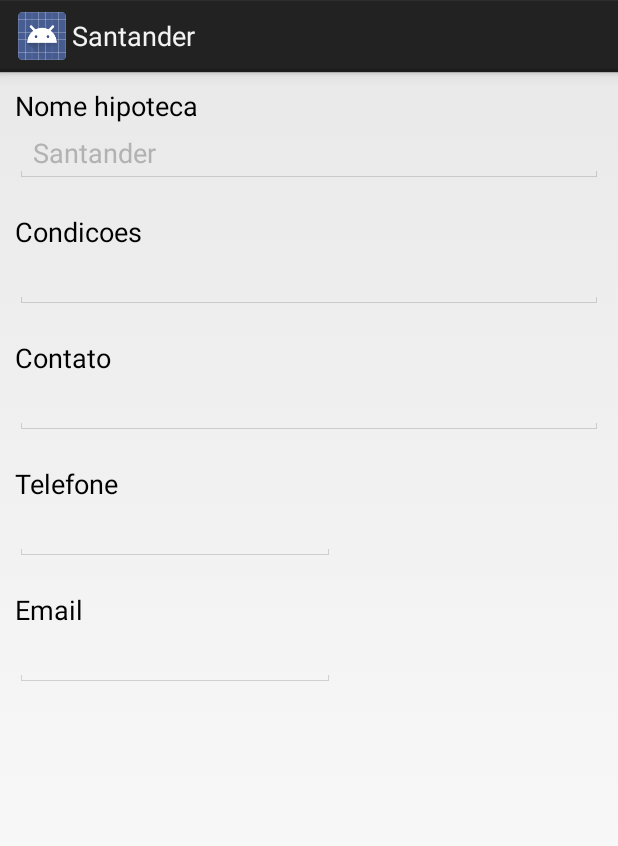
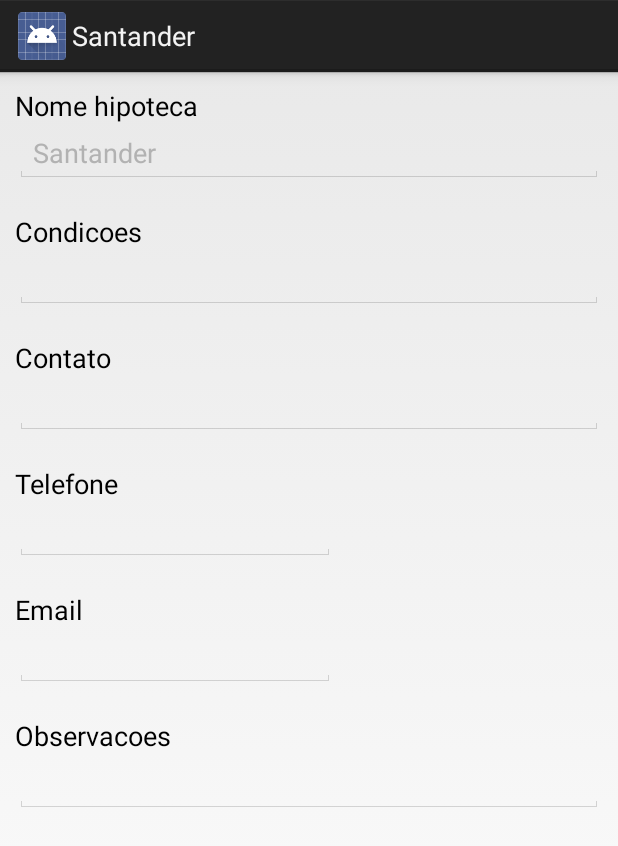
Before and after one commit to VitoorLoureiroo/myfirstMarcos, an Android app: the screen it shows after launch (HipotecaFormulario), after a tap on "Santander", on a phone screen of 412 x 824 dp. Shown: the top 846 px of the screen. Run offline under Robolectric (Android 15) with nearby library versions, the phone set to English and light mode, and no system bars.

Commit message:
Primeiro Commit 12:03

```diff
--- a/app/src/main/java/com/example/vitor/myfirstmarcos/DB/HipotecaDBAdapter.java
+++ b/app/src/main/java/com/example/vitor/myfirstmarcos/DB/HipotecaDBAdapter.java
@@ -20,6 +20,8 @@ public class HipotecaDBAdapter {
     public static final String C_COLUMNA_CONDICOES = "hip_condicoes";
     public static final String C_COLUMNA_CONTATO = "hip_contato";
     public static final String C_COLUMNA_EMAIL = "hip_email";
+    public static final String C_COLUMNA_OBSERVACOES = "hip_observacoes";
+    public static final String C_COLUMNA_TELEFONE = "hip_telefone";
 
     //ARRAY DE CAMPOS PARA AS CONSULTAS
     private String[] campos = new String[]{
@@ -27,7 +29,9 @@ public class HipotecaDBAdapter {
             C_COLUMNA_NOME,
             C_COLUMNA_CONDICOES,
             C_COLUMNA_CONTATO,
-            C_COLUMNA_EMAIL
+            C_COLUMNA_EMAIL,
+            C_COLUMNA_OBSERVACOES,
+            C_COLUMNA_TELEFONE
     };
 
     private Context context;
--- a/app/src/main/java/com/example/vitor/myfirstmarcos/DB/HipotecaDBHelper.java
+++ b/app/src/main/java/com/example/vitor/myfirstmarcos/DB/HipotecaDBHelper.java
@@ -12,7 +12,7 @@ import android.util.Log;
 
 public class HipotecaDBHelper extends SQLiteOpenHelper {
 
-    private static int version = 1;
+    private static int version = 2;
     private static String name = "HipotecaDb";
     private static CursorFactory factory = null;
 
@@ -29,7 +29,9 @@ public class HipotecaDBHelper extends SQLiteOpenHelper {
                 " hip_nome TEXT NOT NULL, " +
                 " hip_condicoes TEXT, " +
                 " hip_contato TEXT," +
-                " hip_email TEXT)");
+                " hip_email TEXT, " +
+                " hip_observacoes TEXT," +
+                " hip_telefone TEXT)" );
 
         db.execSQL("CREATE UNIQUE INDEX hip_nome ON HIPOTECA(hip_nome ASC)");
 
--- a/app/src/main/java/com/example/vitor/myfirstmarcos/DB/HipotecaFormulario.java
+++ b/app/src/main/java/com/example/vitor/myfirstmarcos/DB/HipotecaFormulario.java
@@ -26,6 +26,7 @@ public class HipotecaFormulario extends Activity {
     private EditText contato;
     private EditText telefone;
     private EditText email;
+    private EditText observacoes;
 
     @Override
     protected void onCreate(Bundle savedInstanceState){
@@ -43,6 +44,7 @@ public class HipotecaFormulario extends Activity {
         contato = (EditText)findViewById(R.id.contato);
         telefone = (EditText)findViewById(R.id.telefone);
         email = (EditText)findViewById(R.id.email);
+        observacoes = (EditText)findViewById(R.id.observacoes);
 
         dbAdapter = new HipotecaDBAdapter(this);
         dbAdapter.abrir();
@@ -72,8 +74,9 @@ public class HipotecaFormulario extends Activity {
         nome.setText(cursor.getString(cursor.getColumnIndex(HipotecaDBAdapter.C_COLUMNA_NOME)));
         condicoes.setText(cursor.getString(cursor.getColumnIndex(HipotecaDBAdapter.C_COLUMNA_CONDICOES)));
         contato.setText(cursor.getString(cursor.getColumnIndex(HipotecaDBAdapter.C_COLUMNA_CONTATO)));
-        telefone.setText(cursor.getString(cursor.getColumnIndex(HipotecaDBAdapter.C_COLUMNA_CONTATO)));
+        telefone.setText(cursor.getString(cursor.getColumnIndex(HipotecaDBAdapter.C_COLUMNA_TELEFONE)));
         email.setText(cursor.getString(cursor.getColumnIndex(HipotecaDBAdapter.C_COLUMNA_EMAIL)));
+        observacoes.setText(cursor.getString(cursor.getColumnIndex(HipotecaDBAdapter.C_COLUMNA_OBSERVACOES)));
 
     }
 
@@ -83,6 +86,7 @@ public class HipotecaFormulario extends Activity {
         contato.setEnabled(option);
         telefone.setEnabled(option);
         email.setEnabled(option);
+        observacoes.setEnabled(option);
     }
 
 }
--- a/app/src/main/res/layout/activity_hipoteca_formulario.xml
+++ b/app/src/main/res/layout/activity_hipoteca_formulario.xml
@@ -98,6 +98,24 @@
             android:layout_below="@+id/label_email"
             android:ems="10"
             android:inputType="textEmailAddress"/>
+        <TextView
+            android:id="@+id/label_observacoes"
+            android:layout_width="wrap_content"
+            android:layout_height="wrap_content"
+            android:text="@string/label_observacoes"
+            android:textAppearance="?android:attr/textAppearanceMedium"
+            android:layout_below="@+id/email"
+            android:layout_marginTop="20dp" />
+
+        <EditText
+            android:id="@+id/observacoes"
+            android:layout_width="match_parent"
+            android:layout_height="wrap_content"
+            android:layout_alignParentLeft="true"
+            android:layout_below="@+id/label_observacoes"
+            android:ems="10"
+            android:inputType="textMultiLine">
+        </EditText>
 
     </RelativeLayout>
 </ScrollView>
--- a/app/src/main/res/values/strings.xml
+++ b/app/src/main/res/values/strings.xml
@@ -8,5 +8,6 @@
     <string name="label_email">Email</string>
     <string name="label_observacoes">Observacoes</string>
     <string name="label_contrato">Contato</string>
+    <string name="label_observaciones">Observações</string>
 
 </resources>
```
